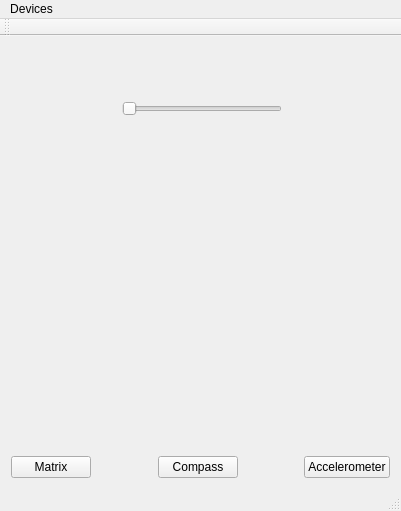
Qt form Microbit/Microbit/mainwindow.ui (greenfox-zerda-sparta/Malachit) before a commit.
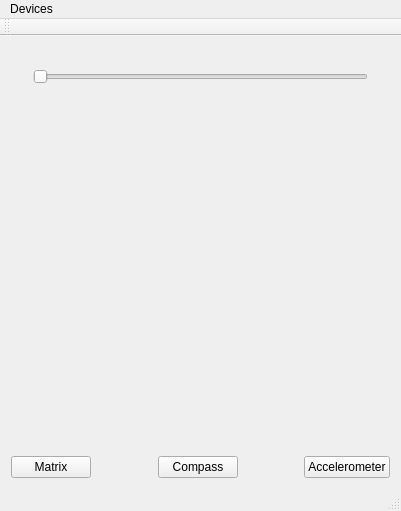
The same form after that commit. Custom widgets are drawn as their Qt base class.

Commit message: compass is responsive

Diff of the .ui file:
```diff
--- a/Microbit/Microbit/mainwindow.ui
+++ b/Microbit/Microbit/mainwindow.ui
@@ -30,16 +30,10 @@
       <widget class="QWidget" name="compassPage">
        <layout class="QVBoxLayout" name="verticalLayout">
         <item>
-         <widget class="Compass" name="compassWidget" native="true">
+         <widget class="QWidget" name="compassWidgetLayout" native="true">
+          <layout class="QVBoxLayout" name="verticalLayout_3">
+           <item>
           <widget class="QSlider" name="compassSlider">
-           <property name="geometry">
-            <rect>
-             <x>100</x>
-             <y>40</y>
-             <width>160</width>
-             <height>22</height>
-            </rect>
-           </property>
            <property name="maximum">
             <number>360</number>
            </property>
@@ -47,6 +41,11 @@
             <enum>Qt::Horizontal</enum>
            </property>
           </widget>
+           </item>
+           <item>
+            <widget class="Compass" name="compassWidget" native="true"/>
+           </item>
+          </layout>
          </widget>
         </item>
        </layout>
```
Lines whose indentation alone changed are shown as unchanged. The commit also changes 4 other files.
